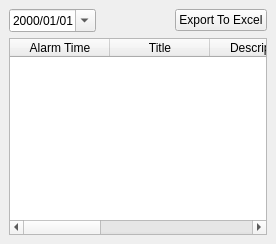
Old version of the form accountabilityreports.ui in the repository miracletech322/PersonalTaskScheduler.
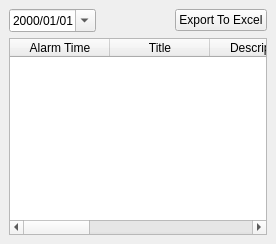
New version of the form.

Commit message: Report Features

What changed in the file:
```diff
--- a/accountabilityreports.ui
+++ b/accountabilityreports.ui
@@ -90,16 +90,21 @@
             <string>User</string>
            </property>
           </column>
-          <column>
-           <property name="text">
-            <string>Status</string>
-           </property>
-          </column>
           <column>
            <property name="text">
             <string>Processed</string>
            </property>
           </column>
+          <column>
+           <property name="text">
+            <string>Clicked</string>
+           </property>
+          </column>
+          <column>
+           <property name="text">
+            <string>Hrs Worked</string>
+           </property>
+          </column>
          </widget>
         </item>
        </layout>
```
The commit also changes 1 other file.
